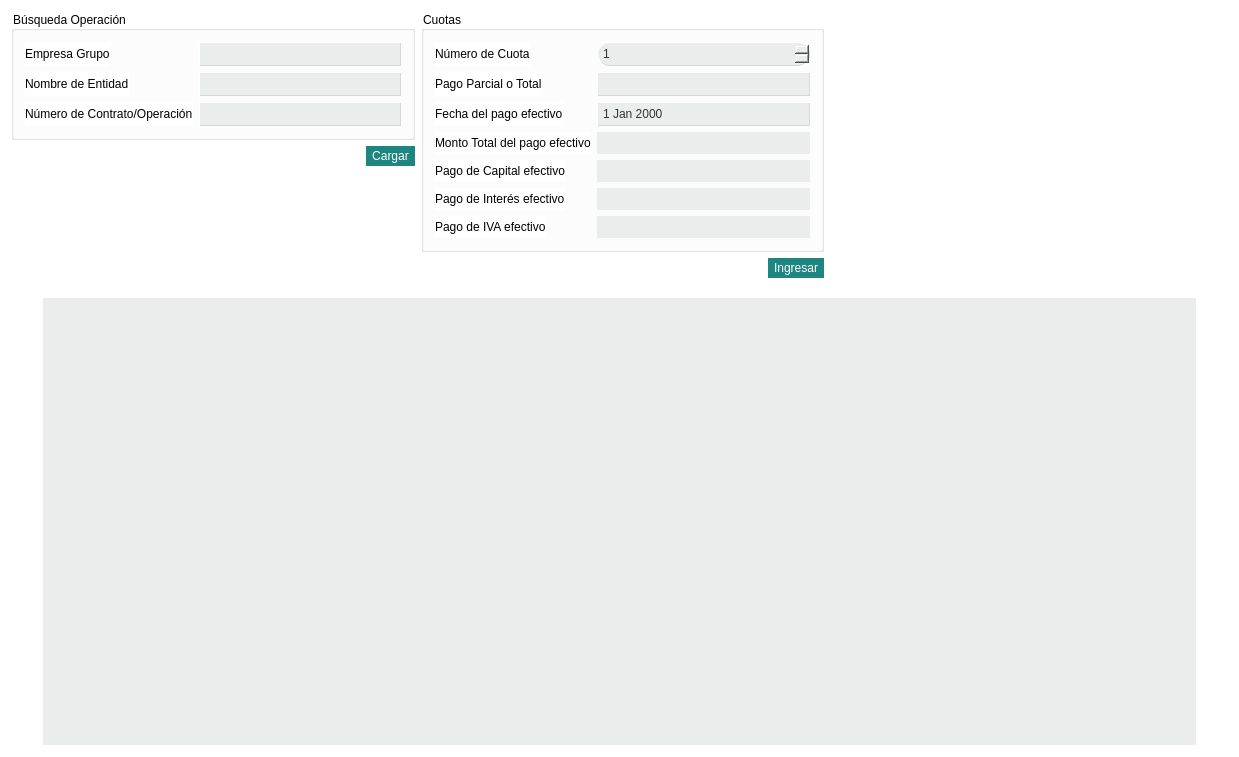
Qt form Finanzas/PagosEfectivos.ui (altitude-solutions/Finanzas) before a commit.
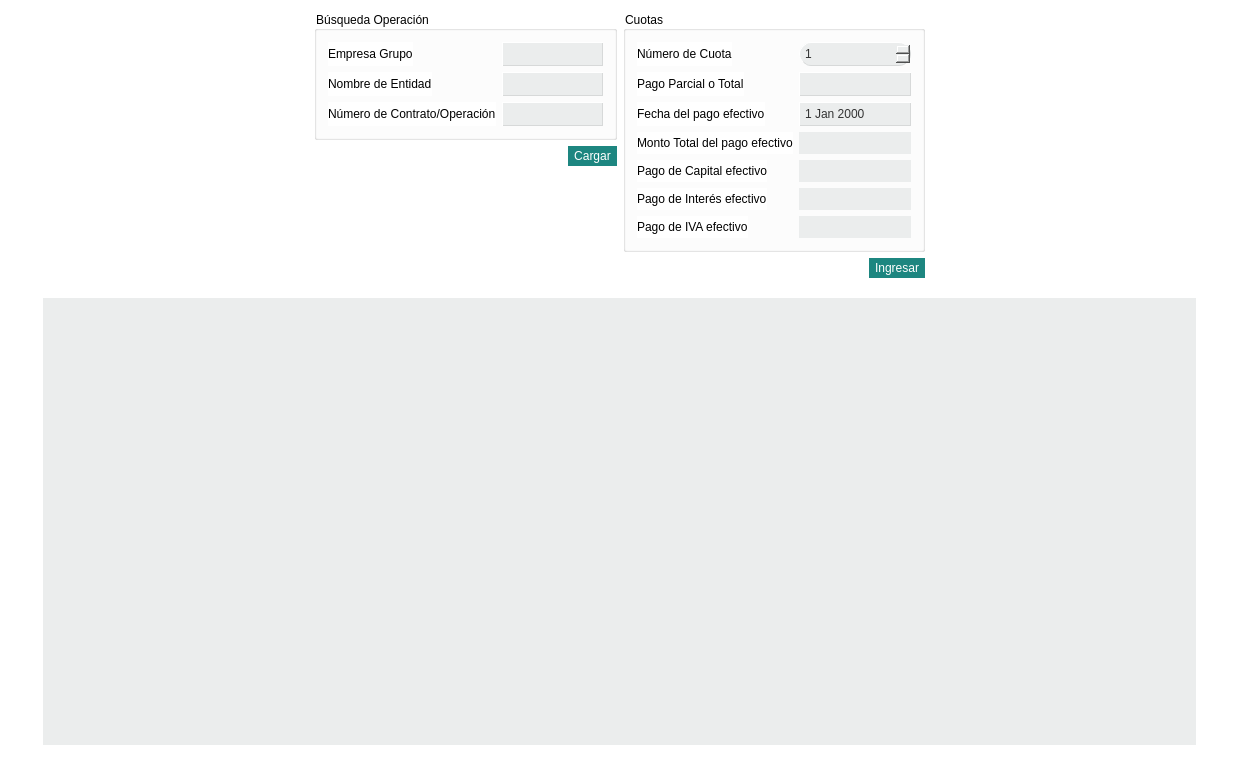
The same form after that commit. Icons and pictures are not drawn.

```diff
--- a/Finanzas/PagosEfectivos.ui
+++ b/Finanzas/PagosEfectivos.ui
@@ -38,6 +38,19 @@
       </sizepolicy>
      </property>
      <layout class="QHBoxLayout" name="horizontalLayout_4">
+      <item>
+       <spacer name="horizontalSpacer_6">
+        <property name="orientation">
+         <enum>Qt::Horizontal</enum>
+        </property>
+        <property name="sizeHint" stdset="0">
+         <size>
+          <width>40</width>
+          <height>20</height>
+         </size>
+        </property>
+       </spacer>
+      </item>
       <item>
        <layout class="QVBoxLayout" name="verticalLayout">
         <item>
```
Left out of the diff: 18 changed lines with no effect on the pictures.
